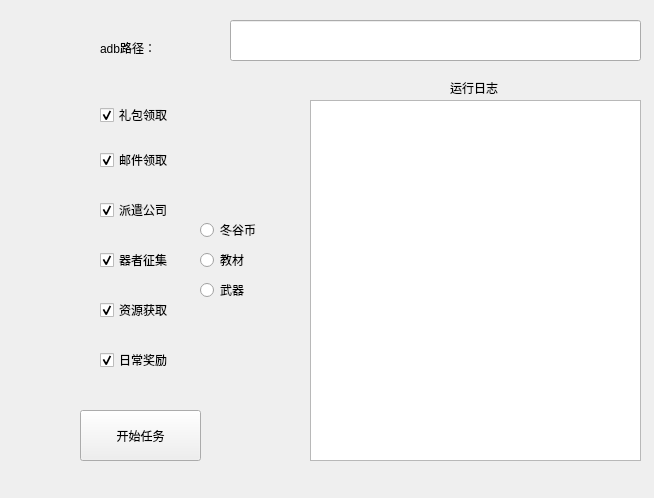
Qt form code/ui/WHA.ui (xiaolizhang77/WHA_dev) before a commit.
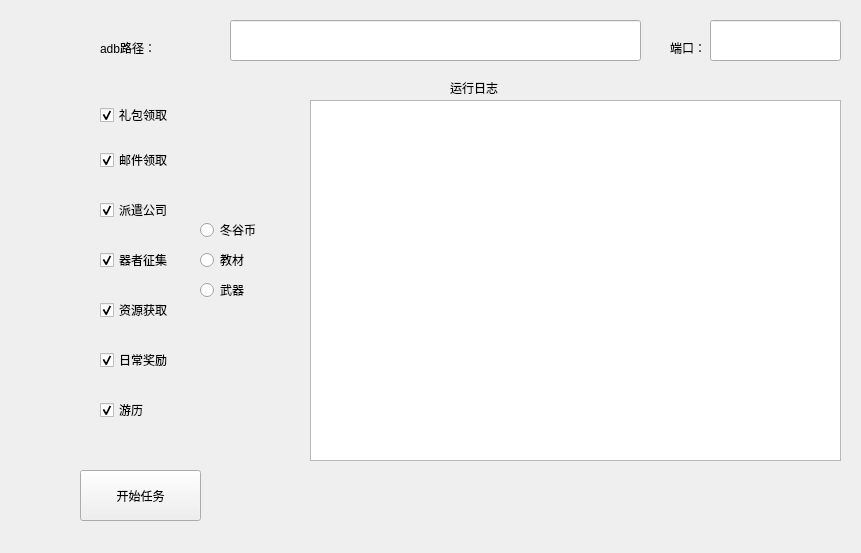
The same form after that commit.

Commit message: mumu连接，bug修复，游历领取

Patch:
```diff
--- a/code/ui/WHA.ui
+++ b/code/ui/WHA.ui
@@ -12,8 +12,8 @@
    <rect>
     <x>0</x>
     <y>0</y>
-    <width>654</width>
-    <height>498</height>
+    <width>861</width>
+    <height>553</height>
    </rect>
   </property>
   <property name="windowTitle">
@@ -48,7 +48,7 @@
    <property name="geometry">
     <rect>
      <x>80</x>
-     <y>410</y>
+     <y>470</y>
      <width>121</width>
      <height>51</height>
     </rect>
@@ -168,7 +168,7 @@
     <rect>
      <x>310</x>
      <y>100</y>
-     <width>331</width>
+     <width>531</width>
      <height>361</height>
     </rect>
    </property>
@@ -228,6 +228,45 @@
     <string>武器</string>
    </property>
   </widget>
+  <widget class="QCheckBox" name="checkBox_7">
+   <property name="geometry">
+    <rect>
+     <x>100</x>
+     <y>400</y>
+     <width>79</width>
+     <height>20</height>
+    </rect>
+   </property>
+   <property name="text">
+    <string>游历</string>
+   </property>
+   <property name="checked">
+    <bool>true</bool>
+   </property>
+  </widget>
+  <widget class="QLabel" name="label_3">
+   <property name="geometry">
+    <rect>
+     <x>670</x>
+     <y>40</y>
+     <width>54</width>
+     <height>16</height>
+    </rect>
+   </property>
+   <property name="text">
+    <string>端口：</string>
+   </property>
+  </widget>
+  <widget class="QLineEdit" name="lineEdit_2">
+   <property name="geometry">
+    <rect>
+     <x>710</x>
+     <y>20</y>
+     <width>131</width>
+     <height>41</height>
+    </rect>
+   </property>
+  </widget>
  </widget>
  <resources/>
  <connections>
```
The commit also changes 35 other files.
